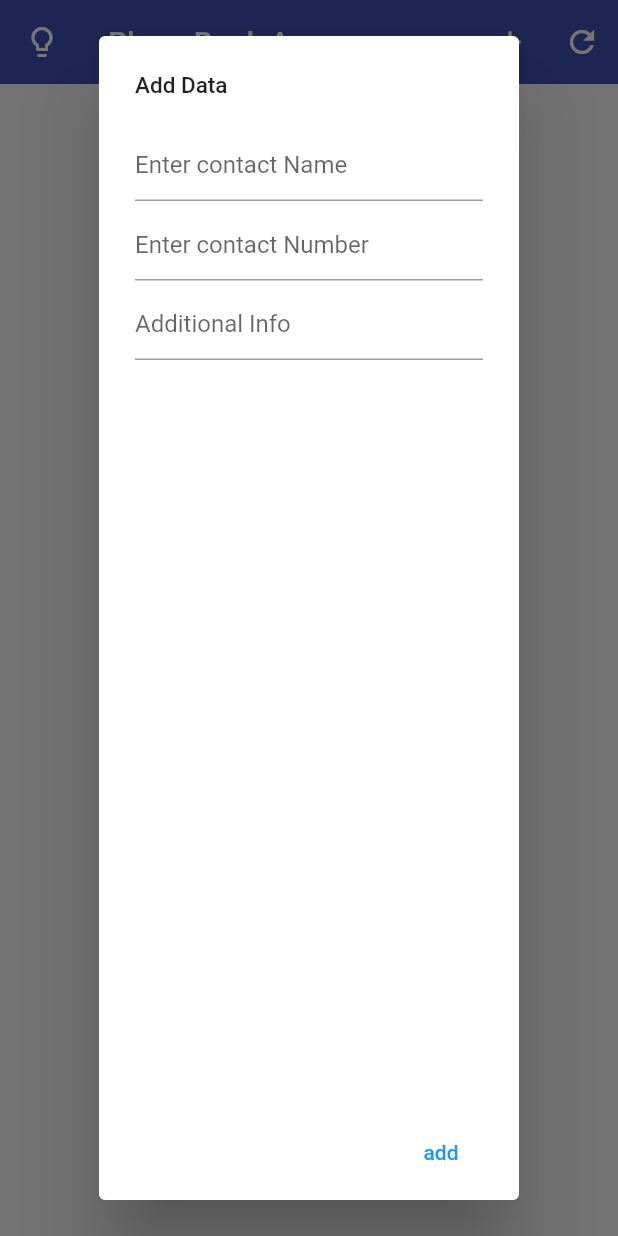
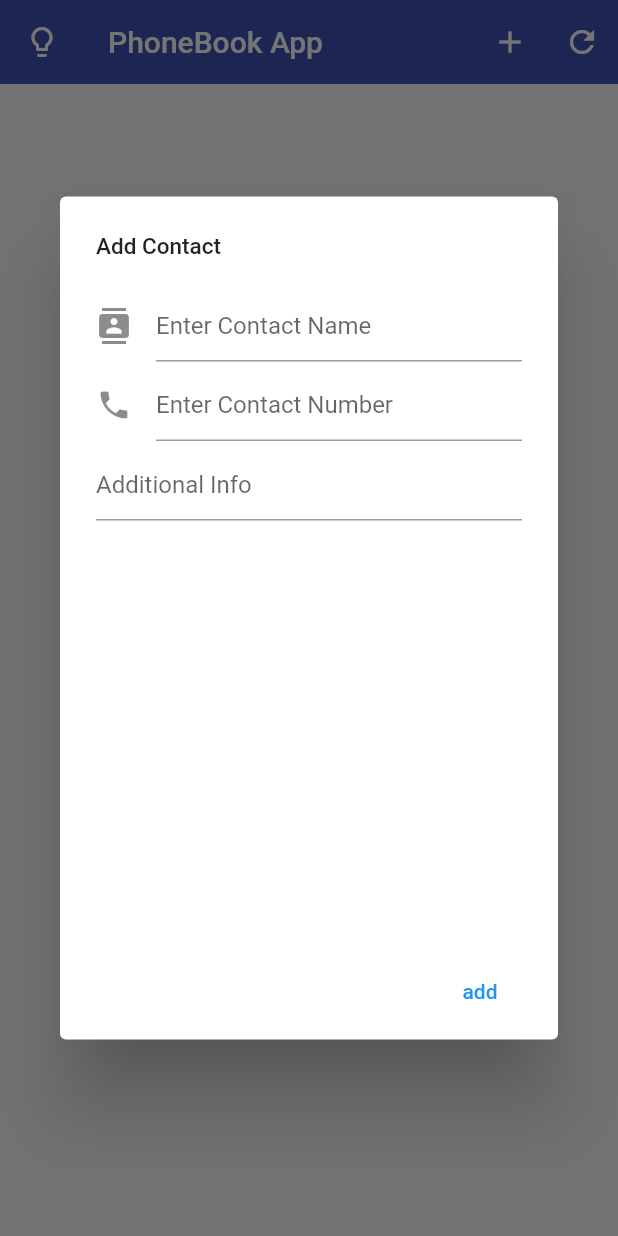
Before and after one commit to jahgath/phonebook_app, a Flutter app: the screen it shows after launch, after a tap on the "add" icon, on a phone screen of 412 x 824 dp. Run offline on Flutter 3.47's test engine with Material 2 defaults, Android fonts, the phone set to English and light mode, and no system bars; our stand-ins replace cloud_firestore, dynamic_theme, flutter_spinkit; missing offline and left inert: random_color; accounts and stored records are empty.

Commit message:
final commit for now

```diff
--- a/lib/UI/pages/dialogs.dart
+++ b/lib/UI/pages/dialogs.dart
@@ -6,6 +6,8 @@ class Consts {
 
   static const double padding = 16.0;
   static const double avatarRadius = 66.0;
+  static const Icon iconcontact = Icon(Icons.contacts);
+  static const Icon iconphone = Icon(Icons.phone);
 }
 
 class Dialogs {
@@ -52,12 +54,19 @@ class Dialogs {
                         ),
                       ),
                       SizedBox(height: 16.0),
+                      Row(
+                        mainAxisAlignment: MainAxisAlignment.center,
+                        children: [
+                          Consts.iconphone,
+                          SizedBox(width: 10,),
                           Text(
                             number,
                             textAlign: TextAlign.center,
                             style: TextStyle(
                               fontSize: 16.0,
                             ),
+                          ),
+                        ],
                       ),
                       SizedBox(height: 16.0),
                       Text(
@@ -103,16 +112,18 @@ class Dialogs {
     return showDialog(
         context: context,
         builder: (BuildContext context) {
-          return Container(
-            child: AlertDialog(
+          return  AlertDialog(
               title: Text(
-                'Add Data',
+                'Add Contact',
                 style: TextStyle(fontSize: 15.0),
               ),
-              content: Column(
+              content: Container(
+                width: MediaQuery.of(context).size.width,
+                height: MediaQuery.of(context).size.height/2,
+                child: Column(
                   children: [
                     TextField(
-                    decoration: InputDecoration(hintText: 'Enter contact Name'),
+                      decoration: InputDecoration(icon: Consts.iconcontact, hintText: 'Enter Contact Name'),
                       onChanged: (value) {
                         this.contactName = value;
                       },
@@ -123,7 +134,7 @@ class Dialogs {
                     TextField(
                       keyboardType: TextInputType.number,
                       decoration:
-                        InputDecoration(hintText: 'Enter contact Number'),
+                          InputDecoration(icon: Consts.iconphone, hintText: 'Enter Contact Number'),
                       onChanged: (value) {
                         this.contactNumber = value;
                       },
@@ -138,6 +149,7 @@ class Dialogs {
                       },
                     ),
                   ],
+                ),
               ),
               actions: [
                 FlatButton(
@@ -158,7 +170,6 @@ class Dialogs {
                   },
                 )
               ],
-            ),
           );
         });
   }
@@ -169,13 +180,16 @@ class Dialogs {
         builder: (BuildContext context) {
           return AlertDialog(
             title: Text(
-              'Update Data',
+              'Update Contact',
               style: TextStyle(fontSize: 15.0),
             ),
-            content: Column(
+            content: Container(
+              width: MediaQuery.of(context).size.width,
+                height: MediaQuery.of(context).size.height/2,
+              child: Column(
                 children: [
                   TextField(
-                  decoration: InputDecoration(hintText: 'Enter contact Name'),
+                    decoration: InputDecoration(icon: Consts.iconcontact,hintText: 'Enter Contact Name'),
                     onChanged: (value) {
                       this.contactName = value;
                     },
@@ -185,18 +199,22 @@ class Dialogs {
                   ),
                   TextField(
                     keyboardType: TextInputType.number,
-                  decoration: InputDecoration(hintText: 'Enter contact Number'),
+                    decoration: InputDecoration(icon: Consts.iconphone,hintText: 'Enter Contact Number'),
                     onChanged: (value) {
                       this.contactNumber = value;
                     },
                   ),
+                    SizedBox(
+                    height: 5,
+                  ),
                   TextField(
-                  decoration: InputDecoration(hintText: 'Enter contact Info'),
+                    decoration: InputDecoration(hintText: 'Additional Info'),
                     onChanged: (value) {
                       this.contactInfo = value;
                     },
                   ),
                 ],
+              ),
             ),
             actions: [
               FlatButton(
```
Lines whose indentation alone changed are shown as unchanged.
